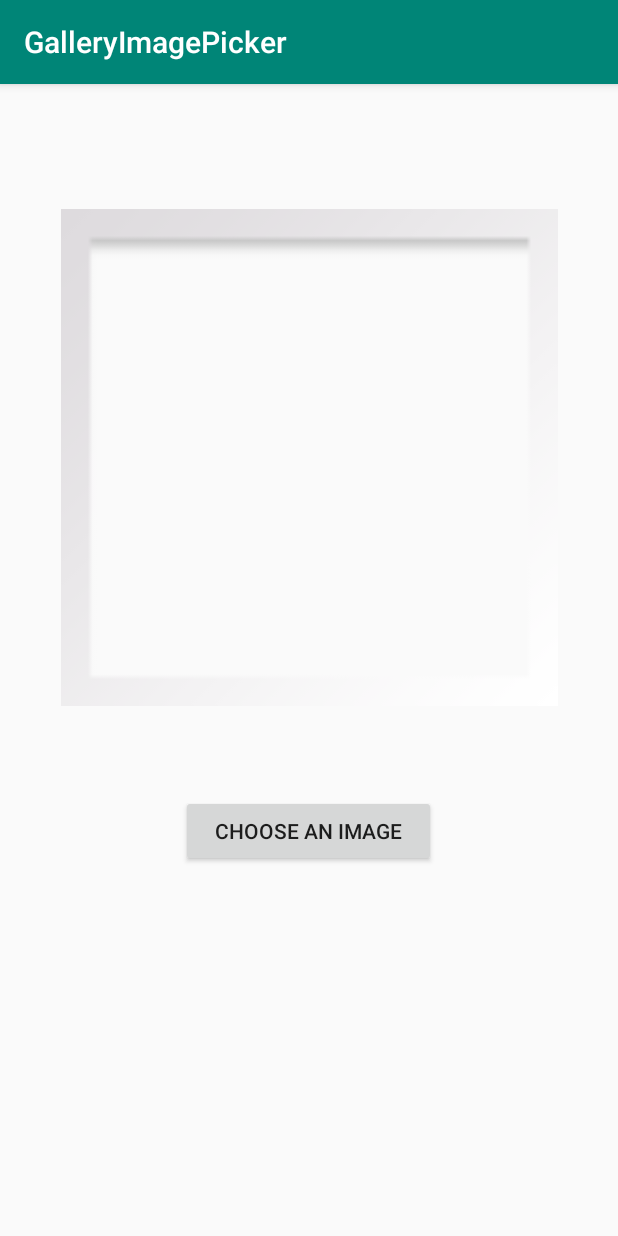
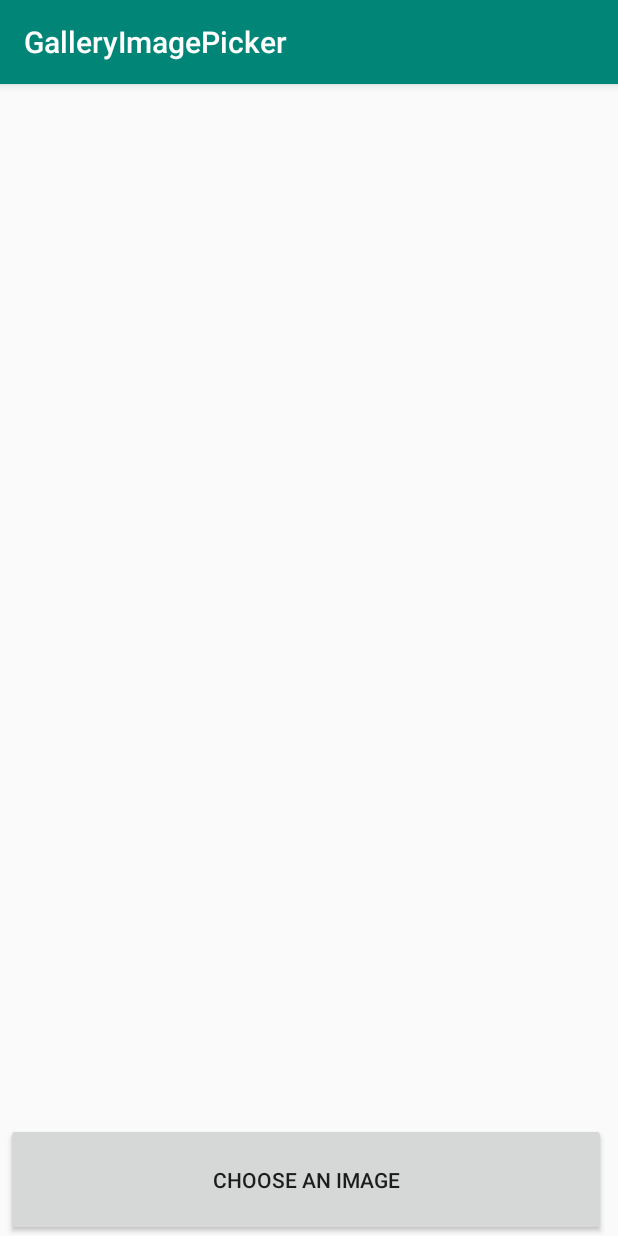
Before and after one commit to DifApparatus/GalleryButton, an Android app: the screen it shows after launch (MainActivity), on a phone screen of 412 x 824 dp. Run offline under Robolectric (Android 15) with nearby library versions, the phone set to English and light mode, and no system bars.

Commit message:
Minor changes

```diff
--- a/app/src/main/java/com/galleryimagepicker/MainActivity.kt
+++ b/app/src/main/java/com/galleryimagepicker/MainActivity.kt
@@ -2,12 +2,15 @@ package com.galleryimagepicker
 
 import android.app.Activity
 import android.content.Intent
-import android.net.Uri
 import android.support.v7.app.AppCompatActivity
 import android.os.Bundle
 import android.provider.MediaStore
 import kotlinx.android.synthetic.main.activity_main.*
 
+/**
+ * Selecting a picture from the gallery.
+ * @author Aliaksandr Shapkin
+ */
 class MainActivity : AppCompatActivity() {
 
     override fun onCreate(savedInstanceState: Bundle?) {
@@ -39,7 +42,7 @@ class MainActivity : AppCompatActivity() {
             )
         }
     }
-    companion object {
+    private companion object {
         private const val GALLERY_REQUEST : Int = 1
     }
 }
--- a/app/src/main/res/layout/activity_main.xml
+++ b/app/src/main/res/layout/activity_main.xml
@@ -1,27 +1,30 @@
 <?xml version="1.0" encoding="utf-8"?>
-<android.support.constraint.ConstraintLayout
+<LinearLayout
         xmlns:android="http://schemas.android.com/apk/res/android"
         xmlns:tools="http://schemas.android.com/tools"
-        xmlns:app="http://schemas.android.com/apk/res-auto"
         android:layout_width="match_parent"
         android:layout_height="match_parent"
-        tools:context=".MainActivity">
+        tools:context=".MainActivity" android:orientation="vertical">
 
+    <ImageView
+            android:id="@+id/galleryImageView"
+            android:layout_width="match_parent"
+            android:layout_height="0dp"
+            android:layout_weight="@dimen/gallery_image_height_weight"
+            android:layout_marginLeft="@dimen/gallery_image_margin_left"
+            android:layout_marginStart="@dimen/gallery_image_margin_start"
+            android:layout_marginEnd="@dimen/gallery_image_margin_end"
+            android:layout_marginRight="@dimen/gallery_image_margin_right"
+            android:layout_marginTop="@dimen/gallery_image_margin_top"/>
     <Button
-            android:layout_width="170dp"
-            android:layout_height="wrap_content"
             android:id="@+id/galleryPickButton"
-            app:layout_constraintStart_toStartOf="parent"
-            android:layout_marginLeft="8dp" android:layout_marginStart="8dp" app:layout_constraintEnd_toEndOf="parent"
-            android:layout_marginEnd="8dp" android:layout_marginRight="8dp" android:layout_marginTop="16dp"
-            app:layout_constraintTop_toBottomOf="@+id/galleryImageView" app:layout_constraintHorizontal_bias="0.498"
-            android:text="@string/galleryPickerButton_label"/>
-    <ImageView
-            android:layout_width="331dp"
-            android:layout_height="418dp" app:srcCompat="@android:drawable/gallery_thumb"
-            android:id="@+id/galleryImageView"
-            app:layout_constraintStart_toStartOf="parent" android:layout_marginLeft="8dp"
-            android:layout_marginStart="8dp" app:layout_constraintEnd_toEndOf="parent" android:layout_marginEnd="8dp"
-            android:layout_marginRight="8dp" android:layout_marginTop="40dp" app:layout_constraintTop_toTopOf="parent"/>
-
-</android.support.constraint.ConstraintLayout>
+            android:layout_width="match_parent"
+            android:layout_height="0dp"
+            android:layout_weight="@dimen/gallery_button_height_weight"
+            android:layout_marginLeft="@dimen/gallery_button_margin_left"
+            android:layout_marginStart="@dimen/gallery_button_margin_start"
+            android:layout_marginEnd="@dimen/gallery_button_margin_end"
+            android:layout_marginRight="@dimen/gallery_button_margin_right"
+            android:layout_marginTop="@dimen/gallery_button_margin_top"
+            android:text="@string/gallery_button_label"/>
+</LinearLayout>
--- /dev/null
+++ b/app/src/main/res/values/dimens.xml
@@ -0,0 +1,16 @@
+<?xml version="1.0" encoding="utf-8"?>
+<resources>
+    <dimen name="gallery_image_height_weight">9</dimen>
+    <dimen name="gallery_image_margin_left">8dp</dimen>
+    <dimen name="gallery_image_margin_start">4dp</dimen>
+    <dimen name="gallery_image_margin_end">8dp</dimen>
+    <dimen name="gallery_image_margin_right">8dp</dimen>
+    <dimen name="gallery_image_margin_top">8dp</dimen>
+
+    <dimen name="gallery_button_height_weight">1</dimen>
+    <dimen name="gallery_button_margin_left">8dp</dimen>
+    <dimen name="gallery_button_margin_start">4dp</dimen>
+    <dimen name="gallery_button_margin_end">8dp</dimen>
+    <dimen name="gallery_button_margin_right">8dp</dimen>
+    <dimen name="gallery_button_margin_top">8dp</dimen>
+</resources>
--- a/app/src/main/res/values/strings.xml
+++ b/app/src/main/res/values/strings.xml
@@ -1,4 +1,4 @@
 <resources>
     <string name="app_name">GalleryImagePicker</string>
-    <string name="galleryPickerButton_label">Choose an image</string>
+    <string name="gallery_button_label">Choose an image</string>
 </resources>
```
